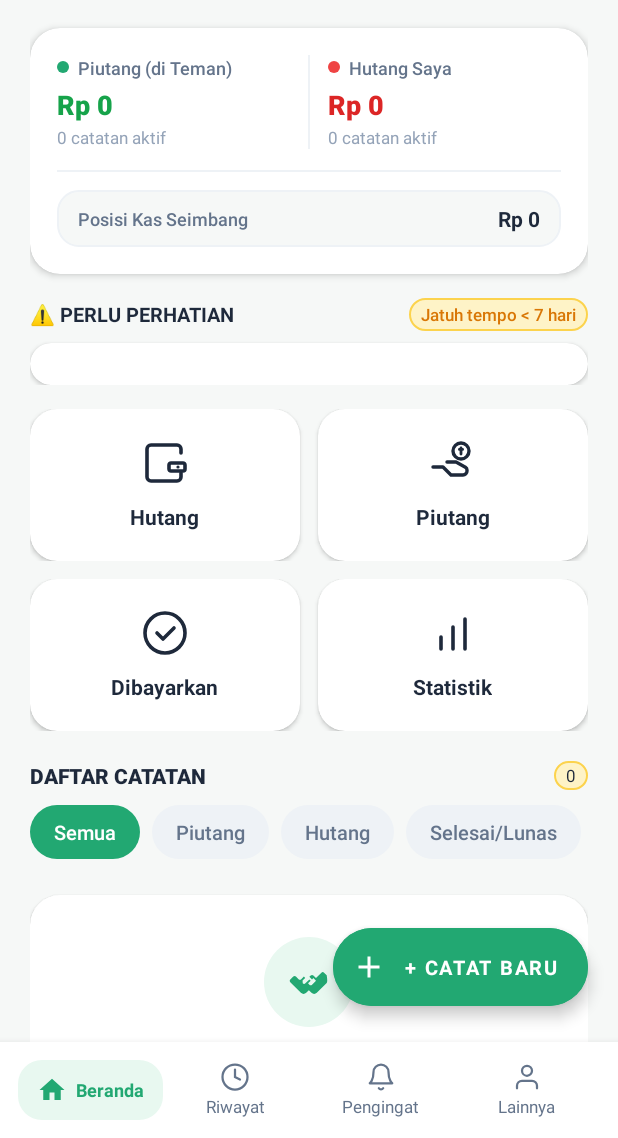
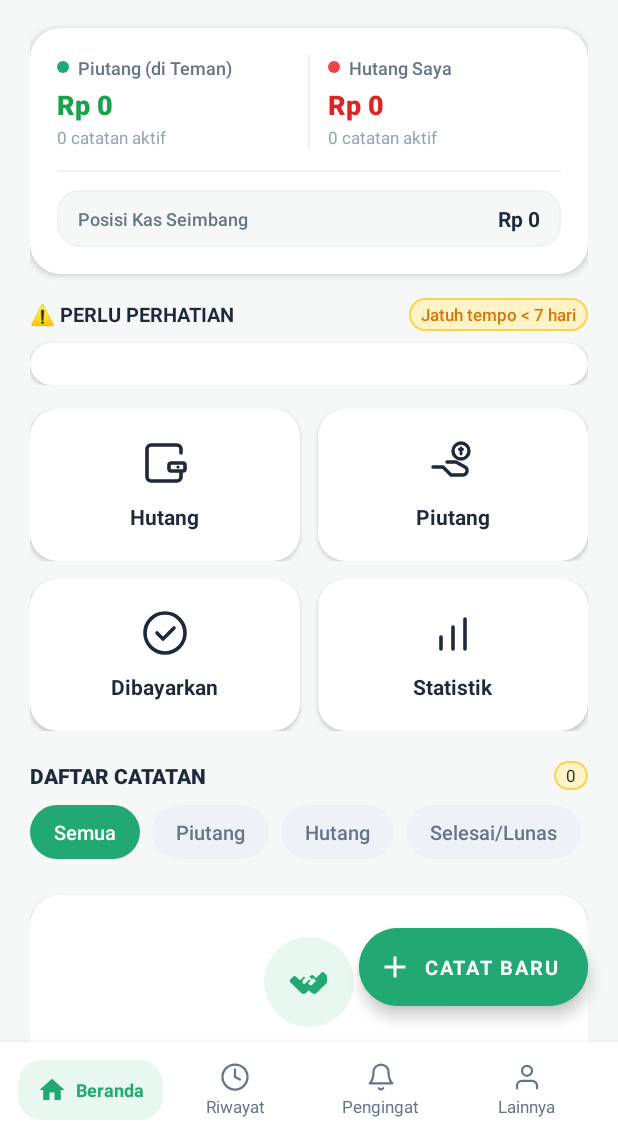
Before and after one commit to Scovandis/Hupisan, an Android app: the screen it shows after launch (MainActivity), on a phone screen of 412 x 824 dp, the part 98-1236 px from its top. Run offline under Robolectric (Android 15) with nearby library versions, the phone set to English and light mode, and no system bars; our stand-ins replace Shimmer; 6 statements that could not run were skipped.

Commit message:
fix(ui): eliminate duplicate plus icon on action buttons and use localized string resources

```diff
--- a/app/src/main/res/layout/activity_main.xml
+++ b/app/src/main/res/layout/activity_main.xml
@@ -734,12 +734,16 @@
                         android:layout_marginTop="18dp"
                         android:backgroundTint="@color/hupisan_primary"
                         android:fontFamily="sans-serif-medium"
-                        android:text="+ Buat Catatan Pertama"
+                        android:text="@string/action_buat_catatan_pertama"
                         android:textAllCaps="false"
                         android:textColor="@color/white"
                         android:textSize="13sp"
                         app:cornerRadius="22dp"
-                        app:elevation="0dp" />
+                        app:elevation="0dp"
+                        app:icon="@drawable/ic_hupisan_plus"
+                        app:iconGravity="textStart"
+                        app:iconPadding="6dp"
+                        app:iconTint="@color/white" />
 
                 </LinearLayout>
             </androidx.cardview.widget.CardView>
@@ -842,13 +846,14 @@
         android:layout_marginBottom="24dp"
         android:backgroundTint="@color/hupisan_primary"
         android:fontFamily="sans-serif-bold"
-        android:text="+ Catat Baru"
+        android:text="@string/action_catat_baru"
         android:textColor="@color/white"
         android:textSize="13sp"
         android:textStyle="bold"
         app:cornerRadius="26dp"
         app:elevation="6dp"
         app:icon="@drawable/ic_hupisan_plus"
+        app:iconPadding="8dp"
         app:iconTint="@color/white"
         app:layout_constraintBottom_toTopOf="@id/bottom_nav_bar"
         app:layout_constraintEnd_toEndOf="parent"
--- a/app/src/main/res/values/strings.xml
+++ b/app/src/main/res/values/strings.xml
@@ -2,6 +2,8 @@
 <resources xmlns:tools="http://schemas.android.com/tools">
     <string name="app_name">Hupisan</string>
     <string name="header_subtitle">Kelola hutang &amp; piutang lebih mudah</string>
+    <string name="action_catat_baru">Catat Baru</string>
+    <string name="action_buat_catatan_pertama">Buat Catatan Pertama</string>
     <!--    Financial Records-->
 
     //data awal
```
